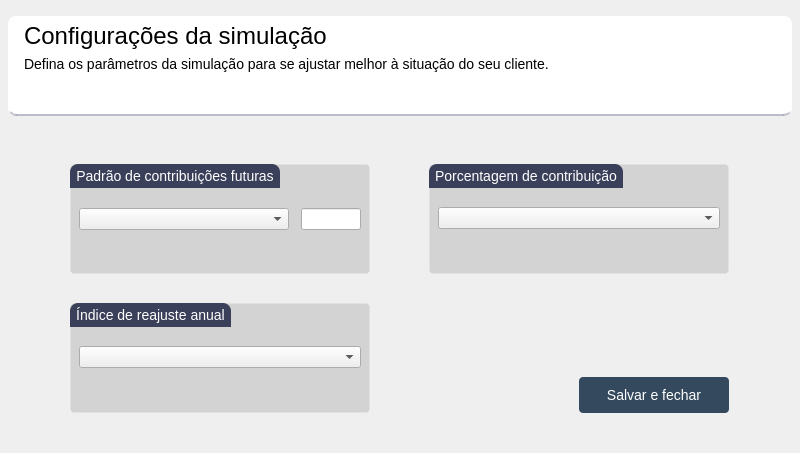
This is Design/UI/pgConfigSimulacao.ui in newprev/PrevCliente as Qt 5 draws it before an edit. The edited form follows.
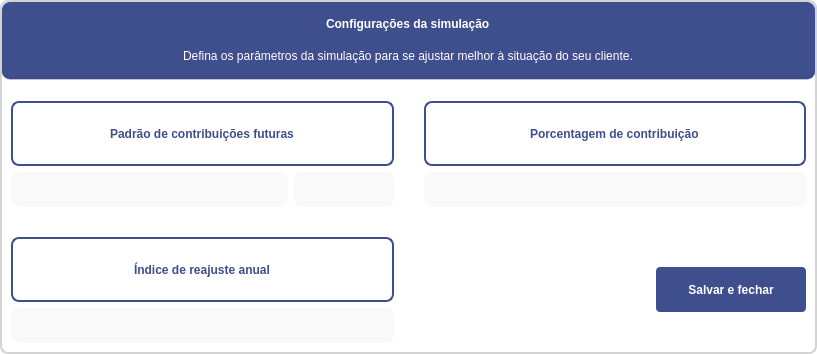
This is the edited form. Icons and pictures are not drawn.

Diff of the .ui file:
```diff
--- a/Design/UI/pgConfigSimulacao.ui
+++ b/Design/UI/pgConfigSimulacao.ui
@@ -6,118 +6,157 @@
    <rect>
     <x>0</x>
     <y>0</y>
-    <width>800</width>
-    <height>453</height>
+    <width>817</width>
+    <height>354</height>
    </rect>
   </property>
   <property name="windowTitle">
    <string>MainWindow</string>
   </property>
   <property name="styleSheet">
-   <string notr="true">/*-------------------------------- Labels -----------------------------------------*/
+   <string notr="true">/*-------------------------------- Widgets --------------------------------*/
+#mwConfigSimulacao, #wdgCentral {
+	background-color: transparent;
+}
+
+/*-------------------------------- Labels -----------------------------------------*/
 #lbTitulo {
-	font-family: &quot;TeX Gyre Adventor&quot;;
-	font-size: 24px;
+	font: 18pt &quot;Avenir LT Std&quot;;
+	color: white;
+	
+	font-weight: 750;
 }
 
 #lbSubtitulo {
-	font-family: &quot;TeX Gyre Adventor&quot;;
-	font-size: 14px;	
+	font: 12pt &quot;Avenir LT Std&quot;;
+	color: white;
 }
 
+#lbInfoContribFuturas, #lbInfoIndices,
+#lbInfoPorcentagem {
+	font: 12pt &quot;Avenir LT Std&quot;;
+	color: #3F4E8C;
+	font-weight: 750;
+}
+
+/*----------------------------  Line Edit ---------------------------------------*/
+QLineEdit {
+	font: 12pt &quot;Avenir LT Std&quot;;
+    border: 0px solid gray;
+    border-radius: 8px;
+   	padding: 0 8px;
+    background: #F9F9F9;
+    selection-background-color: darkgray;
+}
+
+
 /*-------------------------------- Frames -----------------------------------------*/
+#frPrincipal {
+	background-color: white;
+	border-radius: 8px;
+	border: 2px solid lightgrey;
+}
 
 #frTop {
-	background-color: white;
+	background-color: #3F4E8C;
 	border-radius: 8px;
 	border-width: 0px 0px 2px 0px;
 	border-color: transparent transparent rgba(58, 64, 90, 90) transparent;
 	border-style: groove;
 }
 
-#frBottom {
-	background-color: transparent;
+#frInfoContribFuturas, #frInfoIndices,
+#frInfoPorcentagem {
+	border: 2px solid #3F4E8C;
 	border-radius: 8px;
-}
-
-/*-------------------------------- Group Box -----------------------------------------*/
-QGroupBox {
-	font-family: &quot;TeX Gyre Adventor&quot;;
-	font-size: 14px;
-	border: 1px solid transparent;
-
-	background-color: lightgrey;
-	border-radius: 4px;
-}
-
-#gbContFuturas::title, #gbIndicesReajuste::title, #gbPorcentagem::title {
-	subcontrol-position: top left;
-	background-color: #3A405A;
-	border-top-left-radius: 8px;
-	border-top-right-radius: 8px;
-	color: white;
-	padding: 4px;
+	background-color: white;
 }
 
 /*-------------------------------- Push Buttons --------------------------------*/
 
-#pbSalvar {
-	font-family: &quot;TeX Gyre Adventor&quot;;
-	font-size: 14px;
+#pbSalvarFechar {
+	font: 12pt &quot;Avenir LT Std&quot;;
 	color: white;
+	font-weight: 750;
 
 	border-radius: 4px;
-	background-color: rgb(52, 73, 94);
+	background-color: #3F4E8C;
 }
 
-#pbSalvar:hover {
-	font-family: &quot;TeX Gyre Adventor&quot;;
-	font-size: 14px;
-	color: white;
+/*----------------------------- Combo box --------------------------------------*/
+QComboBox {
+    border: 0px solid gray;
+    border-radius: 8px;
+    padding: 1px 18px 1px 8px;
+	
+	font: 12pt &quot;Avenir LT Std&quot;;
+	color: #606970;	
+}
 
-	border-radius: 4px;
-	border: 1px solid transparent;
-	background-color: rgb(72, 93, 114);
+QComboBox:editable {
+    background: white;
+}
+
+QComboBox:!editable, QComboBox::drop-down:editable {
+     background: #F9F9F9;
+}
+
+QComboBox:!editable:on, QComboBox::drop-down:editable:on {
+    background: #F9F9F9;
+}
+
+QComboBox:on { /* shift the text when the popup opens */
+    padding-top: 3px;
+    padding-left: 4px;
+}
+
+QComboBox::drop-down {
+    subcontrol-origin: padding;
+    subcontrol-position: top right;
+    width: 15px;
+	padding: 0px 8px 0px 0px;
+
+    border-left-width: 0px;
+}
+
+QComboBox::down-arrow {
+    image: url(:/comboBox/down.png);
+}
+
+QComboBox::down-arrow:on { /* shift the arrow when popup is open */
+    top: 1px;
+    left: 1px;
 }
 </string>
   </property>
-  <widget class="QWidget" name="centralwidget">
-   <layout class="QVBoxLayout" name="verticalLayout">
-    <property name="spacing">
-     <number>16</number>
-    </property>
+  <widget class="QWidget" name="wdgCentral">
+   <layout class="QGridLayout" name="gridLayout_4">
     <property name="leftMargin">
-     <number>8</number>
+     <number>0</number>
     </property>
     <property name="topMargin">
-     <number>16</number>
+     <number>0</number>
     </property>
     <property name="rightMargin">
-     <number>8</number>
+     <number>0</number>
     </property>
     <property name="bottomMargin">
-     <number>8</number>
+     <number>0</number>
     </property>
-    <item>
-     <widget class="QFrame" name="frTop">
-      <property name="maximumSize">
-       <size>
-        <width>16777215</width>
-        <height>100</height>
-       </size>
-      </property>
+    <property name="spacing">
+     <number>0</number>
+    </property>
+    <item row="0" column="0">
+     <widget class="QFrame" name="frPrincipal">
       <property name="frameShape">
-       <enum>QFrame::NoFrame</enum>
+       <enum>QFrame::StyledPanel</enum>
       </property>
       <property name="frameShadow">
        <enum>QFrame::Raised</enum>
       </property>
-      <layout class="QVBoxLayout" name="verticalLayout_2">
-       <property name="spacing">
-        <number>0</number>
-       </property>
+      <layout class="QGridLayout" name="gridLayout_5">
        <property name="leftMargin">
-        <number>16</number>
+        <number>0</number>
        </property>
        <property name="topMargin">
         <number>0</number>
@@ -126,198 +165,229 @@
         <number>0</number>
        </property>
        <property name="bottomMargin">
-        <number>8</number>
+        <number>0</number>
        </property>
-       <item>
-        <widget class="QLabel" name="lbTitulo">
+       <property name="spacing">
+        <number>12</number>
+       </property>
+       <item row="0" column="0" colspan="2">
+        <widget class="QFrame" name="frTop">
          <property name="maximumSize">
           <size>
            <width>16777215</width>
-           <height>40</height>
-          </size>
-         </property>
-         <property name="text">
-          <string>Configurações da simulação</string>
-         </property>
-        </widget>
-       </item>
-       <item alignment="Qt::AlignTop">
-        <widget class="QLabel" name="lbSubtitulo">
-         <property name="maximumSize">
-          <size>
-           <width>16777215</width>
-           <height>32</height>
-          </size>
-         </property>
-         <property name="text">
-          <string>Defina os parâmetros da simulação para se ajustar melhor à situação do seu cliente.</string>
-         </property>
-        </widget>
-       </item>
-      </layout>
-     </widget>
-    </item>
-    <item>
-     <widget class="QFrame" name="frBottom">
-      <property name="frameShape">
-       <enum>QFrame::NoFrame</enum>
-      </property>
-      <property name="frameShadow">
-       <enum>QFrame::Raised</enum>
-      </property>
-      <layout class="QGridLayout" name="gridLayout">
-       <item row="0" column="0">
-        <widget class="QGroupBox" name="gbContFuturas">
-         <property name="minimumSize">
-          <size>
-           <width>0</width>
            <height>80</height>
           </size>
          </property>
-         <property name="maximumSize">
-          <size>
-           <width>300</width>
-           <height>110</height>
-          </size>
+         <property name="frameShape">
+          <enum>QFrame::NoFrame</enum>
          </property>
-         <property name="title">
-          <string>Padrão de contribuições futuras</string>
+         <property name="frameShadow">
+          <enum>QFrame::Raised</enum>
          </property>
-         <layout class="QHBoxLayout" name="horizontalLayout">
-          <property name="spacing">
-           <number>12</number>
-          </property>
-          <property name="leftMargin">
-           <number>8</number>
-          </property>
-          <property name="topMargin">
-           <number>8</number>
-          </property>
-          <property name="rightMargin">
-           <number>8</number>
-          </property>
-          <property name="bottomMargin">
-           <number>8</number>
-          </property>
-          <item>
-           <widget class="QComboBox" name="cbContribFuturas"/>
+         <layout class="QGridLayout" name="gridLayout_6">
+          <item row="0" column="0" alignment="Qt::AlignHCenter">
+           <widget class="QLabel" name="lbTitulo">
+            <property name="text">
+             <string>Configurações da simulação</string>
+            </property>
+           </widget>
           </item>
-          <item>
+          <item row="1" column="0" alignment="Qt::AlignHCenter">
+           <widget class="QLabel" name="lbSubtitulo">
+            <property name="text">
+             <string>Defina os parâmetros da simulação para se ajustar melhor à situação do seu cliente.</string>
+            </property>
+           </widget>
+          </item>
+         </layout>
+        </widget>
+       </item>
+       <item row="1" column="0">
+        <widget class="QFrame" name="frContribFuturas">
+         <property name="frameShape">
+          <enum>QFrame::NoFrame</enum>
+         </property>
+         <property name="frameShadow">
+          <enum>QFrame::Raised</enum>
+         </property>
+         <layout class="QGridLayout" name="gridLayout">
+          <item row="4" column="1">
            <widget class="QLineEdit" name="leValorCustomizado">
+            <property name="minimumSize">
+             <size>
+              <width>0</width>
+              <height>35</height>
+             </size>
+            </property>
             <property name="maximumSize">
              <size>
-              <width>60</width>
+              <width>100</width>
               <height>16777215</height>
              </size>
             </property>
            </widget>
           </item>
+          <item row="4" column="0">
+           <widget class="QComboBox" name="cbContribFuturas">
+            <property name="minimumSize">
+             <size>
+              <width>0</width>
+              <height>35</height>
+             </size>
+            </property>
+           </widget>
+          </item>
+          <item row="0" column="0" colspan="2">
+           <widget class="QFrame" name="frInfoContribFuturas">
+            <property name="minimumSize">
+             <size>
+              <width>0</width>
+              <height>65</height>
+             </size>
+            </property>
+            <property name="frameShape">
+             <enum>QFrame::StyledPanel</enum>
+            </property>
+            <property name="frameShadow">
+             <enum>QFrame::Raised</enum>
+            </property>
+            <layout class="QHBoxLayout" name="horizontalLayout">
+             <item alignment="Qt::AlignHCenter">
+              <widget class="QLabel" name="lbInfoContribFuturas">
+               <property name="text">
+                <string>Padrão de contribuições futuras</string>
+               </property>
+              </widget>
+             </item>
+            </layout>
+           </widget>
+          </item>
          </layout>
         </widget>
        </item>
-       <item row="3" column="0">
-        <widget class="QGroupBox" name="gbIndicesReajuste">
-         <property name="minimumSize">
-          <size>
-           <width>0</width>
-           <height>80</height>
-          </size>
+       <item row="1" column="1">
+        <widget class="QFrame" name="frPorcentagem">
+         <property name="frameShape">
+          <enum>QFrame::NoFrame</enum>
          </property>
-         <property name="maximumSize">
-          <size>
-           <width>16777215</width>
-           <height>110</height>
-          </size>
+         <property name="frameShadow">
+          <enum>QFrame::Raised</enum>
          </property>
-         <property name="title">
-          <string>Índice de reajuste anual</string>
-         </property>
-         <layout class="QHBoxLayout" name="horizontalLayout_3">
-          <property name="spacing">
-           <number>0</number>
-          </property>
-          <property name="leftMargin">
-           <number>8</number>
-          </property>
-          <property name="topMargin">
-           <number>8</number>
-          </property>
-          <property name="rightMargin">
-           <number>8</number>
-          </property>
-          <item>
-           <widget class="QComboBox" name="cbIndiceReajuste"/>
+         <layout class="QGridLayout" name="gridLayout_2">
+          <item row="2" column="0">
+           <widget class="QFrame" name="frInfoPorcentagem">
+            <property name="minimumSize">
+             <size>
+              <width>0</width>
+              <height>65</height>
+             </size>
+            </property>
+            <property name="frameShape">
+             <enum>QFrame::StyledPanel</enum>
+            </property>
+            <property name="frameShadow">
+             <enum>QFrame::Raised</enum>
+            </property>
+            <layout class="QHBoxLayout" name="horizontalLayout_3">
+             <item alignment="Qt::AlignHCenter">
+              <widget class="QLabel" name="lbInfoPorcentagem">
+               <property name="text">
+                <string>Porcentagem de contribuição</string>
+               </property>
+              </widget>
+             </item>
+            </layout>
+           </widget>
           </item>
+          <item row="3" column="0">
+           <widget class="QComboBox" name="cbPorcentagem">
+            <property name="minimumSize">
+             <size>
+              <width>0</width>
+              <height>35</height>
+             </size>
+            </property>
+           </widget>
+          </item>
          </layout>
         </widget>
        </item>
-       <item row="0" column="1">
-        <widget class="QGroupBox" name="gbPorcentagem">
-         <property name="minimumSize">
-          <size>
-           <width>0</width>
-           <height>80</height>
-          </size>
+       <item row="2" column="0">
+        <widget class="QFrame" name="frIndice">
+         <property name="frameShape">
+          <enum>QFrame::NoFrame</enum>
          </property>
-         <property name="maximumSize">
-          <size>
-           <width>300</width>
-           <height>110</height>
-          </size>
+         <property name="frameShadow">
+          <enum>QFrame::Raised</enum>
          </property>
-         <property name="title">
-          <string>Porcentagem de contribuição</string>
-         </property>
-         <layout class="QHBoxLayout" name="horizontalLayout_2">
-          <property name="spacing">
-           <number>0</number>
-          </property>
-          <property name="leftMargin">
-           <number>8</number>
-          </property>
-          <property name="topMargin">
-           <number>8</number>
-          </property>
-          <property name="rightMargin">
-           <number>8</number>
-          </property>
-          <item>
-           <widget class="QComboBox" name="cbPorcentagem"/>
+         <layout class="QGridLayout" name="gridLayout_3">
+          <item row="1" column="0" rowspan="2" colspan="2">
+           <widget class="QComboBox" name="cbIndiceReajuste">
+            <property name="minimumSize">
+             <size>
+              <width>0</width>
+              <height>35</height>
+             </size>
+            </property>
+           </widget>
           </item>
+          <item row="0" column="0" colspan="2">
+           <widget class="QFrame" name="frInfoIndices">
+            <property name="minimumSize">
+             <size>
+              <width>0</width>
+              <height>65</height>
+             </size>
+            </property>
+            <property name="frameShape">
+             <enum>QFrame::StyledPanel</enum>
+            </property>
+            <property name="frameShadow">
+             <enum>QFrame::Raised</enum>
+            </property>
+            <layout class="QHBoxLayout" name="horizontalLayout_2">
+             <item alignment="Qt::AlignHCenter">
+              <widget class="QLabel" name="lbInfoIndices">
+               <property name="text">
+                <string>Índice de reajuste anual</string>
+               </property>
+              </widget>
+             </item>
+            </layout>
+           </widget>
+          </item>
          </layout>
         </widget>
        </item>
-       <item row="3" column="1">
-        <widget class="QFrame" name="frame">
-         <property name="maximumSize">
-          <size>
-           <width>300</width>
-           <height>16777215</height>
-          </size>
-         </property>
+       <item row="2" column="1">
+        <widget class="QFrame" name="frame_6">
          <property name="frameShape">
           <enum>QFrame::NoFrame</enum>
          </property>
          <property name="frameShadow">
           <enum>QFrame::Raised</enum>
          </property>
-         <layout class="QHBoxLayout" name="horizontalLayout_4">
-          <property name="spacing">
-           <number>0</number>
-          </property>
-          <property name="leftMargin">
-           <number>0</number>
-          </property>
-          <property name="topMargin">
-           <number>0</number>
-          </property>
-          <property name="rightMargin">
-           <number>0</number>
-          </property>
-          <property name="bottomMargin">
-           <number>0</number>
-          </property>
-          <item>
+         <layout class="QGridLayout" name="gridLayout_7">
+          <item row="0" column="1">
+           <widget class="QPushButton" name="pbSalvarFechar">
+            <property name="minimumSize">
+             <size>
+              <width>150</width>
+              <height>45</height>
+             </size>
+            </property>
+            <property name="maximumSize">
+             <size>
+              <width>160</width>
+              <height>16777215</height>
+             </size>
+            </property>
+            <property name="text">
+             <string>Salvar e fechar</string>
+            </property>
+           </widget>
+          </item>
+          <item row="0" column="0">
            <spacer name="horizontalSpacer">
             <property name="orientation">
              <enum>Qt::Horizontal</enum>
@@ -330,25 +400,6 @@
             </property>
            </spacer>
           </item>
-          <item alignment="Qt::AlignRight|Qt::AlignBottom">
-           <widget class="QPushButton" name="pbSalvar">
-            <property name="minimumSize">
-             <size>
-              <width>150</width>
-              <height>36</height>
-             </size>
-            </property>
-            <property name="maximumSize">
-             <size>
-              <width>150</width>
-              <height>60</height>
-             </size>
-            </property>
-            <property name="text">
-             <string>Salvar e fechar</string>
-            </property>
-           </widget>
-          </item>
          </layout>
         </widget>
        </item>
```
Left out of the diff: 4 changed lines with no effect on the pictures.
